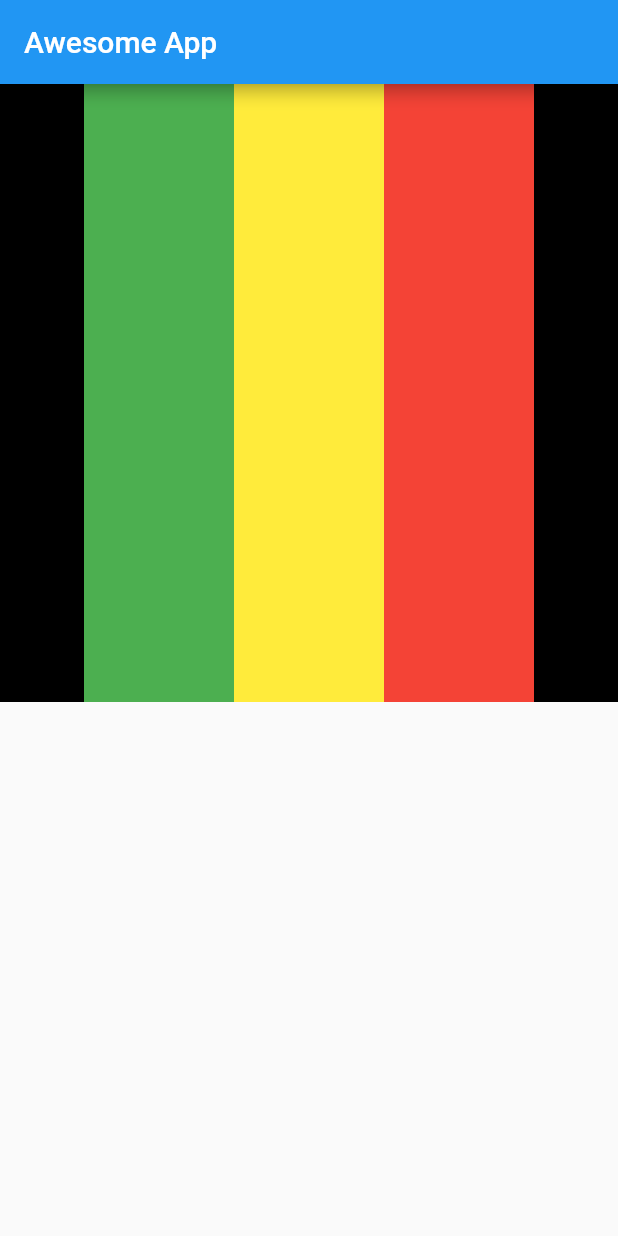
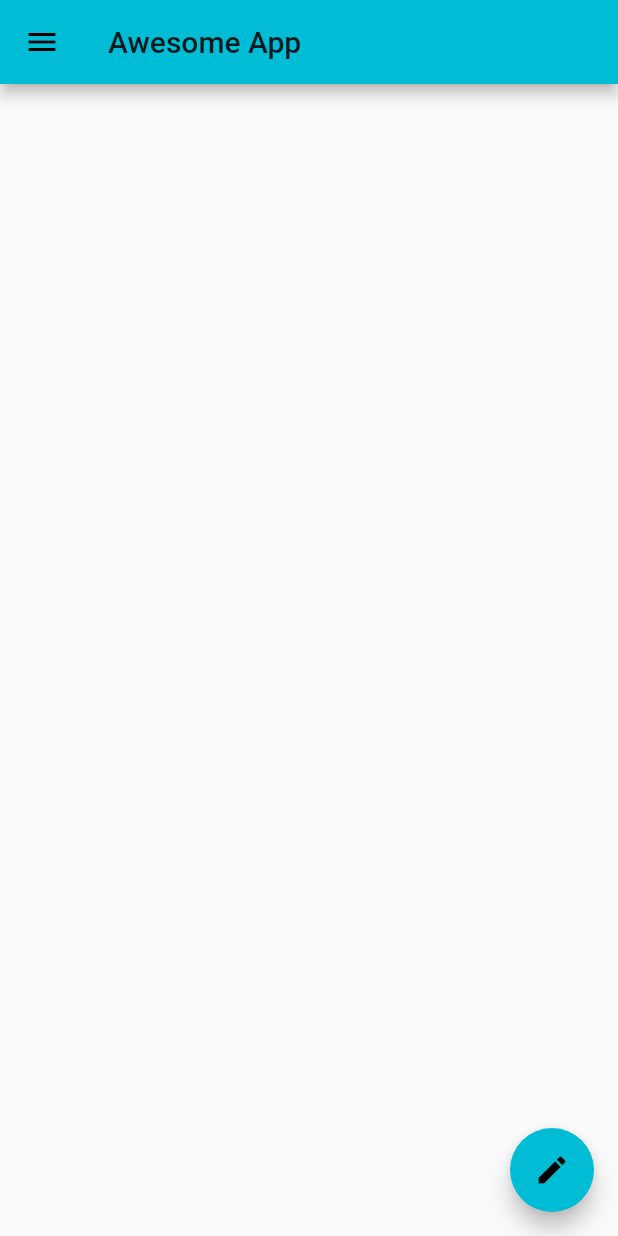
Before and after one commit to yash-flutter/firstapp, a Flutter app: the screen it shows after launch, on a phone screen of 412 x 824 dp. Run offline on Flutter 3.47's test engine with Material 2 defaults, Android fonts, the phone set to English and light mode, and no system bars.

Commit message:
Chapter1Complete

```diff
--- a/lib/main.dart
+++ b/lib/main.dart
@@ -4,6 +4,7 @@ import 'package:flutter/material.dart';
 void main(){
   runApp(MaterialApp(
     title: "Awesome App",
+    theme: ThemeData(primarySwatch: Colors.cyan),
     home:MyApp()
     )
   );
@@ -14,42 +15,38 @@ class MyApp extends StatelessWidget {
   Widget build(BuildContext context) {
     return Scaffold(
       appBar:AppBar(title: Text("Awesome App"),),
-      body:Container(
-      color: Colors.black,
-      width: MediaQuery.of(context).size.width,
-      height: MediaQuery.of(context).size.height/2,
+      floatingActionButton: FloatingActionButton(
 
-        child: Row(
-          crossAxisAlignment: CrossAxisAlignment.stretch,
-          mainAxisAlignment: MainAxisAlignment.center,
-          children: [
-            Container(
-          color: Colors.green,
-            width: 100,
-            height:100,
+        onPressed: (){},
+        child: Icon(Icons.edit),
 
-            padding: const EdgeInsets.all(10),
-            alignment: Alignment.center,
+      ),
+
+      drawer: Drawer(
+        child: ListView(
+          padding: EdgeInsets.zero,
+          children: <Widget>[
+            UserAccountsDrawerHeader(
+              accountName: Text("Yash Mehta"),
+              accountEmail: Text("admin@yashymehta.com"),
+              currentAccountPicture: CircleAvatar(backgroundImage: NetworkImage('https://images.unsplash.com/photo-1570295999919-56ceb5ecca61?ixlib=rb-1.2.1&ixid=eyJhcHBfaWQiOjEyMDd9&auto=format&fit=crop&w=500&q=60'),),
             ),
-            Container(
-          color: Colors.yellow,
-            width: 100,
-            height:100,
-
-            padding: const EdgeInsets.all(10),
-            alignment: Alignment.center,
+            ListTile(
+              leading: Icon(Icons.person),
+              title: Text("Account"),
+              subtitle: Text("Yash Mehta"),
+              trailing: Icon(Icons.edit),
             ),
-            Container(
-          color: Colors.red,
-            width: 100,
-            height:100,
-
-            padding: const EdgeInsets.all(10),
-            alignment: Alignment.center,
-            ),
+            ListTile(
+              leading: Icon(Icons.mail),
+              title: Text("Email"),
+              subtitle: Text("admin@yashymehta.com"),
+              trailing: Icon(Icons.send),
+            )
           ],
         ),
       ),
+
     );
   }
 }
```
